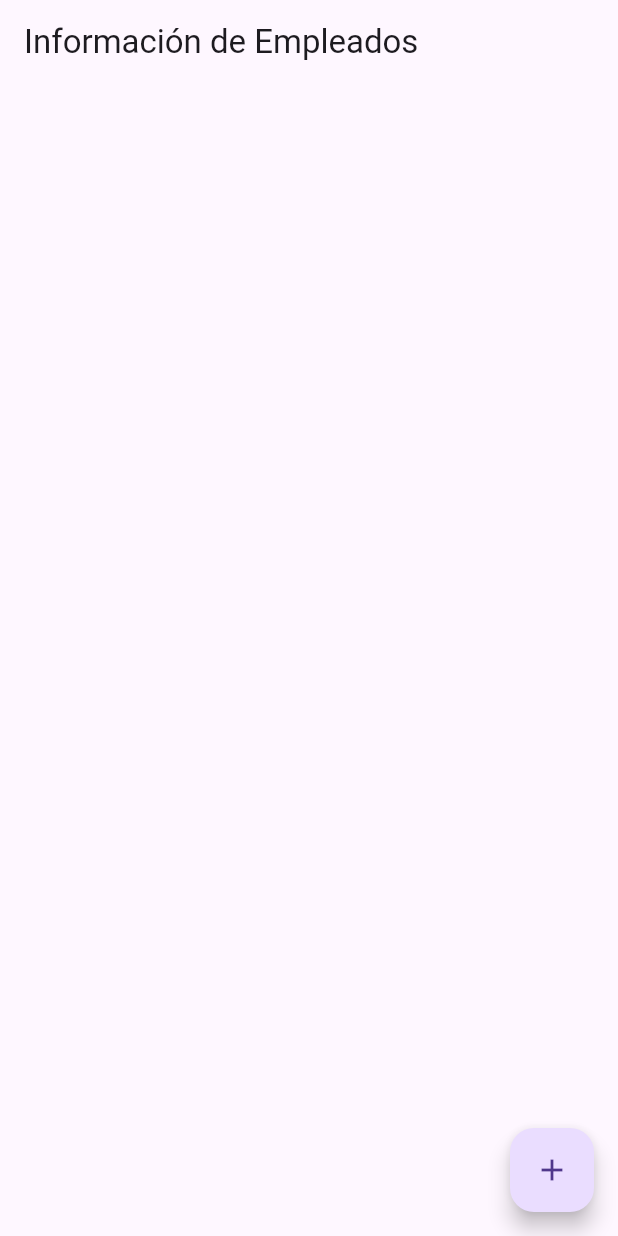
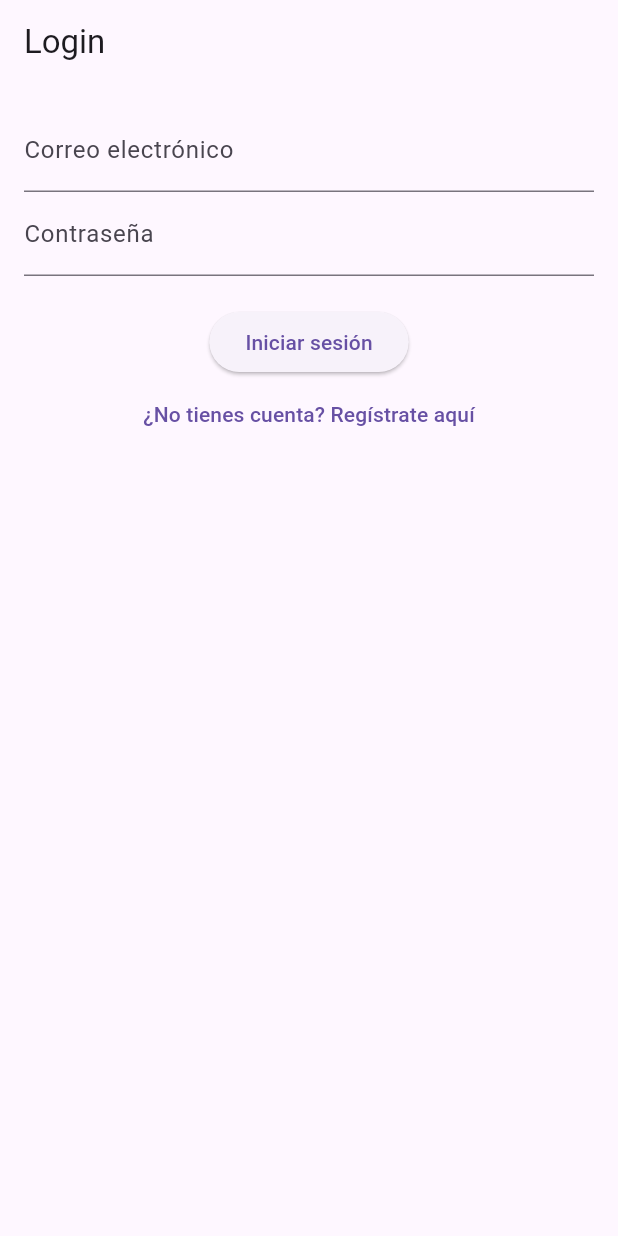
Before and after one commit to TonyBSosa/ProyectoEd, a Flutter app: the screen it shows after launch, on a phone screen of 412 x 824 dp. Run offline on Flutter 3.47's test engine with Material 3 defaults, Android fonts, the phone set to English and light mode, and no system bars; our stand-ins replace cloud_firestore, firebase_auth, firebase_core, go_router; accounts and stored records are empty.

Commit message:
login y buses
pantalla de registro e inicio de sesion y pantalla de buses

```diff
--- a/projectoed/lib/main.dart
+++ b/projectoed/lib/main.dart
@@ -1,5 +1,4 @@
 import 'package:projectoed/firebase_options.dart';
-import 'package:projectoed/screens/home_page.dart';
 
  import 'package:firebase_core/firebase_core.dart';
 import 'package:flutter/material.dart';
--- a/projectoed/lib/presentation/router/main_router.dart
+++ b/projectoed/lib/presentation/router/main_router.dart
@@ -1,12 +1,22 @@
-import 'package:go_router/go_router.dart';
-import 'package:projectoed/screens/home_page.dart';
+ import 'package:go_router/go_router.dart';
+ import 'package:projectoed/screens/home_page.dart';
+import 'package:projectoed/screens/login_screen.dart';
+import 'package:projectoed/screens/register_screen.dart';
 
-final mainRouter= GoRouter(
-  initialLocation : '/',
+final GoRouter mainRouter = GoRouter(
+  initialLocation: '/login', // Ruta inicial
   routes: [
-    GoRoute(path: '/',
-    builder: (context, state) => const HomePage())
-
-  ]
-
+    GoRoute(
+      path: '/login', // Ruta de login
+      builder: (context, state) => LoginScreen(),
+    ),
+    GoRoute(
+      path: '/register', // Ruta de registro
+      builder: (context, state) => RegisterScreen(),
+    ),
+    GoRoute(
+      path: '/home', // Ruta de la pantalla de inicio
+      builder: (context, state) => HomePage(),
+    ),
+  ],
 );
--- a/projectoed/lib/presentation/styles/main_theme.dart
+++ b/projectoed/lib/presentation/styles/main_theme.dart
@@ -1,7 +1,7 @@
 import 'package:flutter/material.dart';
 
 final mainTheme = ThemeData(
-  primarySwatch: Colors.blue,
+  primarySwatch: Colors.red,
   visualDensity: VisualDensity.adaptivePlatformDensity,
 
 );
--- /dev/null
+++ b/projectoed/lib/screens/login_screen.dart
@@ -0,0 +1,67 @@
+import 'package:flutter/material.dart';
+import 'package:go_router/go_router.dart';
+import 'package:projectoed/services/auth_service.dart';
+import 'package:firebase_auth/firebase_auth.dart';
+
+class LoginScreen extends StatefulWidget {
+  @override
+  _LoginScreenState createState() => _LoginScreenState();
+}
+
+class _LoginScreenState extends State<LoginScreen> {
+  final AuthService _authService = AuthService();
+  final TextEditingController emailController = TextEditingController();
+  final TextEditingController passwordController = TextEditingController();
+
+  void login() async {
+    String email = emailController.text.trim();
+    String password = passwordController.text.trim();
+
+    if (email.isNotEmpty && password.isNotEmpty) {
+      User? user = await _authService.loginUser(email, password);
+      if (user != null) {
+        // Navegar a la pantalla de inicio usando GoRouter
+        GoRouter.of(context).go('/home');
+      } else {
+        ScaffoldMessenger.of(context).showSnackBar(
+          const SnackBar(content: Text("Error en el login")),
+        );
+      }
+    }
+  }
+
+  @override
+  Widget build(BuildContext context) {
+    return Scaffold(
+      appBar: AppBar(title: const Text("Login")),
+      body: Padding(
+        padding: const EdgeInsets.all(16.0),
+        child: Column(
+          children: [
+            TextField(
+              controller: emailController,
+              decoration: const InputDecoration(labelText: "Correo electrónico"),
+            ),
+            TextField(
+              controller: passwordController,
+              decoration: const InputDecoration(labelText: "Contraseña"),
+              obscureText: true,
+            ),
+            const SizedBox(height: 20),
+            ElevatedButton(
+              onPressed: login,
+              child: const Text("Iniciar sesión"),
+            ),
+            TextButton(
+              onPressed: () {
+                // Navegar a la pantalla de registro usando GoRouter
+                GoRouter.of(context).go('/register');
+              },
+              child: const Text("¿No tienes cuenta? Regístrate aquí"),
+            ),
+          ],
+        ),
+      ),
+    );
+  }
+}
```
Also changed, not shown: projectoed/lib/presentation/router/about_screen.dart (added, +10 -0 lines), projectoed/lib/presentation/router/settings_screen.dart (added, +10 -0 lines), projectoed/lib/screens/Buses_screen.dart (added, +80 -0 lines), projectoed/lib/screens/home_page.dart (+56 -115 lines), projectoed/lib/screens/register_screen.dart (added, +74 -0 lines), projectoed/lib/services/auth_service.dart (added, +39 -0 lines), projectoed/web_entrypoint.dart (added).
